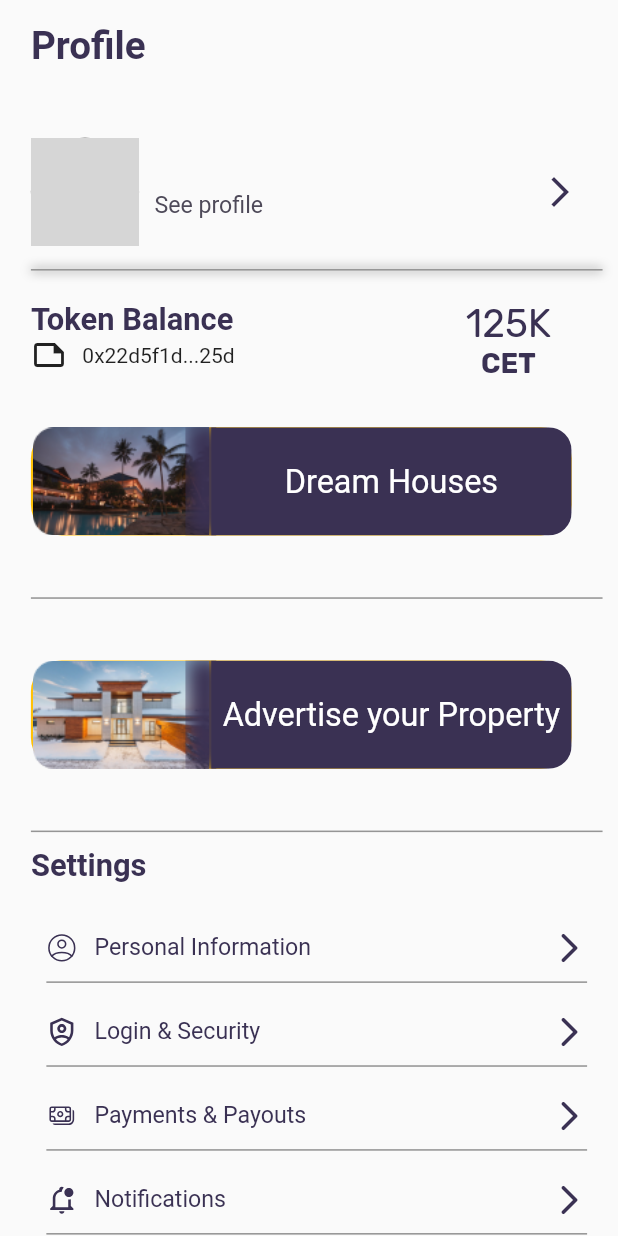
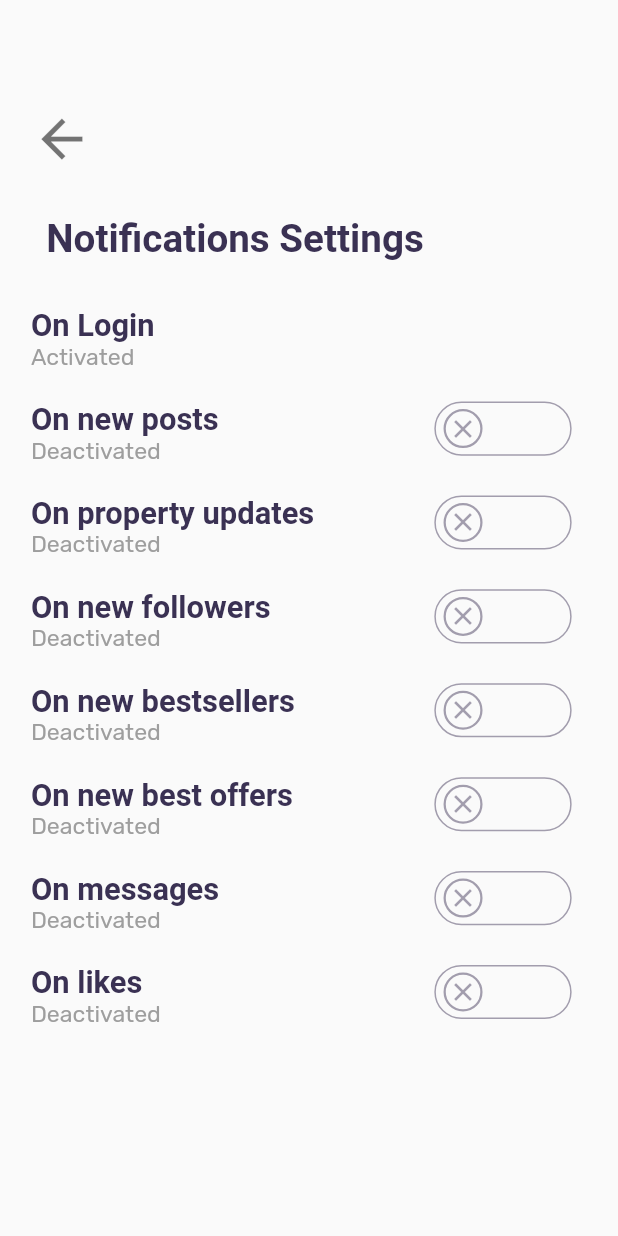
Before and after one commit to EstateTech/EstateTech-Flutter-App, a Flutter app: the ProfileScreen screen opened directly, after a tap on "Notifications", on a phone screen of 412 x 824 dp. Run offline on Flutter 3.47's test engine with Material 2 defaults, Android fonts, the phone set to English and light mode, and no system bars; drawn by our look-alikes of cached_network_image; our stand-ins replace carousel_slider, cloud_firestore, firebase_auth, firebase_core, firebase_storage, flutter_rating_bar and 14 more; missing offline and left inert: country_list_pick; accounts and stored records are empty; network calls fail; grey boxes are pictures that could not be loaded.

Commit message:
twoScreensadded

```diff
--- /dev/null
+++ b/lib/screens/bottomNavigation/profile/ProfileMainScreen/NotificationsSettingsScreen.dart
@@ -0,0 +1,183 @@
+import 'package:crypto_estate_tech/common/ColorConstants.dart';
+import 'package:crypto_estate_tech/common/widgetConstants.dart';
+import 'package:crypto_estate_tech/screens/bottomNavigation/profile/ProfileMainScreen/loginSecurityScreen.dart';
+import 'package:flutter/material.dart';
+import 'package:flutter_screenutil/flutter_screenutil.dart';
+
+class NotificationSettingsScreen extends StatefulWidget {
+  const NotificationSettingsScreen({super.key});
+
+  @override
+  State<NotificationSettingsScreen> createState() =>
+      _NotificationSettingsScreenState();
+}
+
+class _NotificationSettingsScreenState
+    extends State<NotificationSettingsScreen> {
+  bool switchNewPost = false;
+  bool switchNewPropertyUpdates = false;
+  bool switchNewfollowers = false;
+  bool switchNewbestSellers = false;
+  bool switchNewbestOffers = false;
+  bool switchmessages = false;
+  bool switchlikes = false;
+
+  @override
+  Widget build(BuildContext context) {
+    return Scaffold(
+      body: Padding(
+        padding: EdgeInsets.only(left: 20.h),
+        child: SingleChildScrollView(
+          child: Column(
+            crossAxisAlignment: CrossAxisAlignment.start,
+            children: [
+              SizedBox(
+                height: 70.h,
+              ),
+              GestureDetector(
+                onTap: () {
+                  Navigator.pop(context);
+                },
+                child: Icon(
+                  Icons.arrow_back,
+                  size: 40.h,
+                  color: Colors.black54,
+                ),
+              ),
+              SizedBox(
+                height: 30.h,
+              ),
+              Padding(
+                padding: EdgeInsets.only(left: 10.h),
+                child: Text(
+                  "Notifications Settings",
+                  style: style.copyWith(
+                      fontSize: 25.sp,
+                      color: Shade2purple,
+                      fontWeight: FontWeight.bold),
+                ),
+              ),
+              SizedBox(
+                height: 30.h,
+              ),
+              Row(
+                children: [
+                  Column(
+                    crossAxisAlignment: CrossAxisAlignment.start,
+                    children: [
+                      Text(
+                        "On Login",
+                        style: style.copyWith(
+                            fontSize: 20.sp,
+                            color: Shade2purple,
+                            fontWeight: FontWeight.bold),
+                      ),
+                      Text(
+                        "Activated",
+                        style: numberStyle.copyWith(
+                            color: Colors.grey, fontSize: 15.sp),
+                      ),
+                    ],
+                  )
+                ],
+              ),
+              SizedBox(
+                height: 20.h,
+              ),
+              VerifyOptions(
+                  "On new posts",
+                  switchNewPost ? "Activated" : "Deactivated",
+                  switchNewPost, (p0) {
+                setState(() {
+                  switchNewPost = p0;
+                });
+              }),
+              VerifyOptions(
+                  "On property updates",
+                  switchNewPropertyUpdates ? "Activated" : "Deactivated",
+                  switchNewPropertyUpdates, (p0) {
+                setState(() {
+                  switchNewPropertyUpdates = p0;
+                });
+              }),
+              VerifyOptions(
+                  "On new followers",
+                  switchNewfollowers ? "Activated" : "Deactivated",
+                  switchNewfollowers, (p0) {
+                setState(() {
+                  switchNewfollowers = p0;
+                });
+              }),
+              VerifyOptions(
+                  "On new bestsellers",
+                  switchNewbestSellers ? "Activated" : "Deactivated",
+                  switchNewbestSellers, (p0) {
+                setState(() {
+                  switchNewbestSellers = p0;
+                });
+              }),
+              VerifyOptions(
+                  "On new best offers",
+                  switchNewbestOffers ? "Activated" : "Deactivated",
+                  switchNewbestOffers, (p0) {
+                setState(() {
+                  switchNewbestOffers = p0;
+                });
+              }),
+              VerifyOptions(
+                  "On messages",
+                  switchmessages ? "Activated" : "Deactivated",
+                  switchmessages, (p0) {
+                setState(() {
+                  switchmessages = p0;
+                });
+              }),
+              VerifyOptions("On likes",
+                  switchlikes ? "Activated" : "Deactivated", switchlikes, (p0) {
+                setState(() {
+                  switchlikes = p0;
+                });
+              }),
+            ],
+          ),
+        ),
+      ),
+    );
+  }
+
+  Widget VerifyOptions(String heading, String verifyStatus, bool switchvalue,
+      void Function(bool) onChanged) {
+    return Padding(
+      padding: EdgeInsets.only(right: 30.h, bottom: 20.h),
+      child: Row(
+        mainAxisAlignment: MainAxisAlignment.start,
+        crossAxisAlignment: CrossAxisAlignment.start,
+        children: [
+          Expanded(
+            child: Column(
+              crossAxisAlignment: CrossAxisAlignment.start,
+              children: [
+                Text(
+                  heading,
+                  style: style.copyWith(
+                      fontSize: 20.sp,
+                      color: Shade2purple,
+                      fontWeight: FontWeight.bold),
+                ),
+                Text(
+                  verifyStatus,
+                  style:
+                      numberStyle.copyWith(color: Colors.grey, fontSize: 15.sp),
+                )
+              ],
+            ),
+          ),
+          CustomSwitch2(
+            value: switchvalue,
+            onChanged: onChanged,
+          ),
+        ],
+      ),
+    );
+  }
+}
--- /dev/null
+++ b/lib/screens/bottomNavigation/profile/ProfileMainScreen/loginSecurityScreen.dart
@@ -0,0 +1,280 @@
+import 'package:crypto_estate_tech/common/widgetConstants.dart';
+import 'package:flutter/material.dart';
+import 'package:flutter_screenutil/flutter_screenutil.dart';
+import 'package:flutter_svg/flutter_svg.dart';
+
+import '../../../../common/ColorConstants.dart';
+
+class LoginSecurityScreen extends StatefulWidget {
+  const LoginSecurityScreen({super.key});
+
+  @override
+  State<LoginSecurityScreen> createState() => _LoginSecurityScreenState();
+}
+
+class _LoginSecurityScreenState extends State<LoginSecurityScreen> {
+  bool switchValueEmail = false;
+  bool switchValueSms = false;
+  bool switchValueAuth = false;
+
+  @override
+  Widget build(BuildContext context) {
+    return Scaffold(
+      body: Padding(
+        padding: EdgeInsets.only(left: 20.h),
+        child: SingleChildScrollView(
+          child: Column(
+            crossAxisAlignment: CrossAxisAlignment.start,
+            children: [
+              SizedBox(
+                height: 70.h,
+              ),
+              GestureDetector(
+                onTap: () {
+                  Navigator.pop(context);
+                },
+                child: Icon(
+                  Icons.arrow_back,
+                  size: 40.h,
+                  color: Colors.black54,
+                ),
+              ),
+              SizedBox(
+                height: 30.h,
+              ),
+              Padding(
+                padding: EdgeInsets.only(left: 20.h),
+                child: Text(
+                  "Login And Security",
+                  style: style.copyWith(
+                      fontSize: 25.sp,
+                      color: Shade2purple,
+                      fontWeight: FontWeight.bold),
+                ),
+              ),
+              SizedBox(
+                height: 20.h,
+              ),
+              Align(
+                alignment: Alignment.center,
+                child: Column(
+                  children: [
+                    SizedBox(
+                      height: 70.h,
+                      width: 70.h,
+                      child: SvgPicture.asset(
+                        "assets/images/verify_checked._icon.svg",
+                        width: 20.h,
+                        height: 20.h,
+                      ),
+                    ),
+                    SizedBox(
+                      height: 5.h,
+                    ),
+                    Text(
+                      "Your identity \n verified!",
+                      style: style.copyWith(
+                          color: Shade2purple,
+                          fontSize: 25.sp,
+                          fontWeight: FontWeight.bold),
+                      textAlign: TextAlign.center,
+                    )
+                  ],
+                ),
+              ),
+              Padding(
+                padding: EdgeInsets.only(right: 10.h),
+                child: Text(
+                  "This will help us to recover your account\nquickly in case yu lost acces to it.",
+                  style: style.copyWith(color: Shade2purple, fontSize: 17.sp),
+                  textAlign: TextAlign.center,
+                ),
+              ),
+              SizedBox(
+                height: 25.h,
+              ),
+              Text(
+                "Double verification",
+                style: style.copyWith(
+                    color: Shade2purple,
+                    fontSize: 22.sp,
+                    fontWeight: FontWeight.bold),
+              ),
+              SizedBox(
+                height: 20.h,
+              ),
+              Padding(
+                padding: EdgeInsets.only(right: 40.h),
+                child: Align(
+                  alignment: Alignment.center,
+                  child: Text(
+                    "To ensure nobody access your account without permission from you, activate double verification on login from new devices, by email or by sms.",
+                    style: style.copyWith(
+                        fontSize: 17.sp,
+                        color: Colors.black45,
+                        wordSpacing: 1.5),
+                  ),
+                ),
+              ),
+              SizedBox(
+                height: 20.h,
+              ),
+              VerifyOptions(
+                  "By email",
+                  switchValueEmail ? "Activated" : "Deactivated",
+                  switchValueEmail, (newValue) {
+                setState(() {
+                  switchValueEmail = newValue;
+                });
+              }),
+              const SizedBox(
+                height: 30.0,
+              ),
+              VerifyOptions(
+                  "By Sms",
+                  switchValueSms ? "Activated" : "Deactivated",
+                  switchValueSms, (newValue) {
+                setState(() {
+                  switchValueSms = newValue;
+                });
+              }),
+              const SizedBox(
+                height: 30.0,
+              ),
+              VerifyOptions(
+                  "Two-factors auth",
+                  switchValueAuth ? "Activated" : "Deactivated",
+                  switchValueAuth, (newValue) {
+                setState(() {
+                  switchValueAuth = newValue;
+                });
+              }),
+            ],
+          ),
+        ),
+      ),
+    );
+  }
+
+  Padding VerifyOptions(String heading, String verifyStatus, bool switchvalue,
+      void Function(bool) onChanged) {
+    return Padding(
+      padding: EdgeInsets.only(left: 20.h, right: 50.h),
+      child: Row(
+        mainAxisAlignment: MainAxisAlignment.start,
+        crossAxisAlignment: CrossAxisAlignment.start,
+        children: [
+          Expanded(
+            child: Column(
+              crossAxisAlignment: CrossAxisAlignment.start,
+              children: [
+                Text(
+                  heading,
+                  style: style.copyWith(
+                      fontSize: 20.sp,
+                      color: Shade2purple,
+                      fontWeight: FontWeight.bold),
+                ),
+                Text(
+                  verifyStatus,
+                  style:
+                      numberStyle.copyWith(color: Colors.grey, fontSize: 15.sp),
+                )
+              ],
+            ),
+          ),
+          CustomSwitch2(
+            value: switchvalue,
+            onChanged: onChanged,
+          ),
+        ],
+      ),
+    );
+  }
+}
+
+class CustomSwitch2 extends StatelessWidget {
+  final bool value;
+  final ValueChanged<bool> onChanged;
+
+  const CustomSwitch2({
+    super.key,
+    required this.value,
+    required this.onChanged,
+  });
+
+  @override
+  Widget build(BuildContext context) {
+    return GestureDetector(
+      onTap: () {
+        onChanged(!value);
+      },
+      child: AnimatedContainer(
+        duration: const Duration(milliseconds: 200),
+        curve: Curves.easeInOut,
+        width: 80.w,
+        height: 35.h,
+        decoration: BoxDecoration(
+            border: Border.all(
+              color: !value
+                  ? const Color(0xffA29DAD)
+                  : const Color(0XFF5F5187), // Customize the border color
+              width: 1.0,
+            ),
+            borderRadius: BorderRadius.circular(20.r),
+            boxShadow: !value
+                ? [const BoxShadow(color: Colors.transparent)]
+                : [
+                    const BoxShadow(color: Color(0XFF5F5187)),
+                    const BoxShadow(
+                        color: Color(0XFF5F5187),
+                        blurRadius: 10,
+                        spreadRadius: 0.5),
+                    const BoxShadow(
+                        color: Colors.white,
+                        blurRadius: 20,
+                        spreadRadius: -5.0),
+                    const BoxShadow(
+                        color: Colors.white,
+                        blurRadius: 20,
+                        spreadRadius: -1.0),
+                  ]
+            //  color: value ? Shade2purple : Colors.white,
+            ),
+        alignment: value ? Alignment.centerRight : Alignment.centerLeft,
+        child: Container(
+          width: 26.0,
+          height: 26.0,
+          margin: EdgeInsets.only(left: 5.h, right: 5.h),
+          decoration: BoxDecoration(
+              shape: BoxShape.circle,
+              //  color: Colors.transparent,
+              border: Border.all(
+                color: !value
+                    ? const Color(0xffA29DAD)
+                    : const Color(0XFF5F5187), // Customize the border color
+                width: 1.5,
+              ),
+              boxShadow: !value
+                  ? [const BoxShadow(color: Colors.transparent)]
+                  : [
+                      const BoxShadow(color: Color(0XFF5F5187)),
+                      const BoxShadow(
+                          color: Colors.white,
+                          blurRadius: 10,
+                          spreadRadius: -5.0),
+                      const BoxShadow(
+                          color: Colors.white,
+                          blurRadius: 10,
+                          spreadRadius: -1.0),
+                    ]),
+          child: Icon(
+            value ? Icons.check : Icons.close,
+            color: !value ? const Color(0xffA29DAD) : const Color(0XFF5F5187),
+            size: 20.0,
+          ),
+        ),
+      ),
+    );
+  }
+}
--- a/lib/screens/bottomNavigation/profile/ProfileMainScreen/profileButton.dart
+++ b/lib/screens/bottomNavigation/profile/ProfileMainScreen/profileButton.dart
@@ -23,8 +23,7 @@ class ProfileImageButtons extends StatelessWidget {
         width: MediaQuery.of(context).size.width,
         height: 70.h,
         margin: EdgeInsets.only(right: 20.h),
-        decoration: BoxDecoration(
-            color: Colors.amber, borderRadius: BorderRadius.circular(20.r)),
+        decoration: BoxDecoration(borderRadius: BorderRadius.circular(20.r)),
         child: Stack(
           children: [
             Row(
--- a/lib/screens/bottomNavigation/profile/profile_screen.dart
+++ b/lib/screens/bottomNavigation/profile/profile_screen.dart
@@ -2,7 +2,9 @@ import 'package:cached_network_image/cached_network_image.dart';
 import 'package:cloud_firestore/cloud_firestore.dart';
 import 'package:crypto_estate_tech/common/ColorConstants.dart';
 import 'package:crypto_estate_tech/helperclass/dataFromFirestore.dart';
+import 'package:crypto_estate_tech/screens/bottomNavigation/profile/ProfileMainScreen/NotificationsSettingsScreen.dart';
 import 'package:crypto_estate_tech/screens/bottomNavigation/profile/ProfileMainScreen/PersonalInformationScreen.dart';
+import 'package:crypto_estate_tech/screens/bottomNavigation/profile/ProfileMainScreen/loginSecurityScreen.dart';
 import 'package:crypto_estate_tech/screens/bottomNavigation/profile/ProfileMainScreen/profileButton.dart';
 import 'package:crypto_estate_tech/screens/walkthroughScreens/walkthroughPostScreen2.dart';
 import 'package:firebase_auth/firebase_auth.dart';
@@ -317,7 +319,12 @@ class _ProfileScreenState extends State<ProfileScreen> {
                 ListTileProfileOptions(
                   text: "Login & Security",
                   imagepath: 'assets/images/security_icon.svg',
-                  onTap: () {},
+                  onTap: () {
+                    Navigator.push(
+                        context,
+                        MaterialPageRoute(
+                            builder: (context) => const LoginSecurityScreen()));
+                  },
                 ),
                 ListTileProfileOptions(
                   text: "Payments & Payouts",
@@ -327,7 +334,13 @@ class _ProfileScreenState extends State<ProfileScreen> {
                 ListTileProfileOptions(
                   text: "Notifications",
                   imagepath: 'assets/images/notification_icon.svg',
-                  onTap: () {},
+                  onTap: () {
+                    Navigator.push(
+                        context,
+                        MaterialPageRoute(
+                            builder: (context) =>
+                                const NotificationSettingsScreen()));
+                  },
                 ),
                 ListTileProfileOptions(
                   text: "Privacy & Sharing",
--- a/pubspec.yaml
+++ b/pubspec.yaml
@@ -65,6 +65,7 @@ dependencies:
   lottie: ^2.6.0
   cached_network_image: ^3.2.3
   country_code_picker: ^3.0.0
+  drop_shadow: ^0.1.0
 
 
 dev_dependencies:
```
Also changed, not shown: pubspec.lock.
